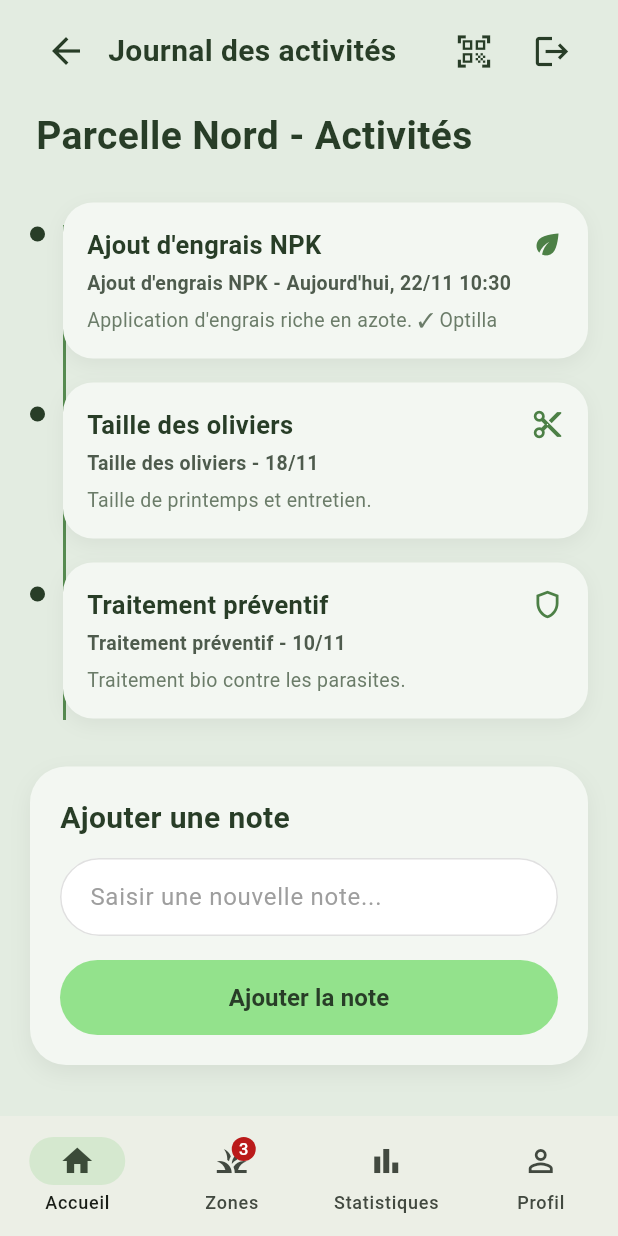
After one commit to sajedmab/agrismart_KE, a Flutter app: the JournalActivitesPage screen opened directly, on a phone screen of 412 x 824 dp. The commit adds this screen. Run offline on Flutter 3.47's test engine with Material 3 defaults, Android fonts, the phone set to English and light mode, and no system bars; our stand-ins replace camera, cloud_firestore, firebase_auth, firebase_core, image_picker, table_calendar; missing offline and left inert: google_mlkit_barcode_scanning, google_mlkit_image_labeling; accounts and stored records are empty; network calls fail.

Commit message:
feat: accueil update

```diff
--- a/lib/screens/accueil_page.dart
+++ b/lib/screens/accueil_page.dart
@@ -12,7 +12,8 @@ import 'package:agrismart/screens/zone_form_page.dart';
 import 'package:agrismart/screens/ScannerEtiquettePage.dart';
 import 'package:agrismart/screens/diagnostic_plante_page.dart';
 import 'package:agrismart/screens/taches_a_venir_page.dart';
-import 'package:agrismart/screens/equipements_page.dart'; // تمت إضافة استيراد صفحة الأجهزة هنا
+import 'package:agrismart/screens/equipements_page.dart';
+import 'package:agrismart/screens/journal_activites_page.dart'; // تمت إضافة استيراد صفحة Journal d'activités هنا
 
 class AccueilPage extends StatefulWidget {
   final VoidCallback? onAllerZones;
@@ -288,6 +289,16 @@ class AccueilPageState extends State<AccueilPage> {
             }
           },
         ),
+      ),
+    );
+  }
+
+  // ربط زر Journal d'activités بصفحة الأنشطة الحقيقية
+  Future<void> _ouvrirJournalActivites() async {
+    await Navigator.push(
+      context,
+      MaterialPageRoute(
+        builder: (_) => const JournalActivitesPage(),
       ),
     );
   }
@@ -591,7 +602,7 @@ class AccueilPageState extends State<AccueilPage> {
                   _BoutonVert(
                     icon: Icons.build,
                     label: 'Équipements',
-                    onTap: _ouvrirEquipements, // تم ربط زر Équipements بالصفحة الجديدة هنا
+                    onTap: _ouvrirEquipements,
                   ),
                   _BoutonVert(
                     icon: Icons.calendar_today,
@@ -601,7 +612,7 @@ class AccueilPageState extends State<AccueilPage> {
                   _BoutonVert(
                     icon: Icons.menu_book,
                     label: "Journal d'activités",
-                    onTap: () => _afficherMessage("Journal d'activités"),
+                    onTap: _ouvrirJournalActivites, // تم ربط زر Journal d'activités بصفحته الحقيقية
                   ),
                   _BoutonVert(
                     icon: Icons.description,
--- /dev/null
+++ b/lib/screens/journal_activites_page.dart
@@ -0,0 +1,363 @@
+import 'package:flutter/material.dart';
+import 'package:provider/provider.dart';
+import 'package:agrismart/providers/zones_provider.dart';
+
+class ActiviteItem {
+  final String titre;
+  final String description;
+  final String date;
+  final IconData icone;
+
+  ActiviteItem({
+    required this.titre,
+    required this.description,
+    required this.date,
+    required this.icone,
+  });
+}
+
+class JournalActivitesPage extends StatefulWidget {
+  final Function(int)? onNavigate;
+
+  const JournalActivitesPage({super.key, this.onNavigate});
+
+  @override
+  State<JournalActivitesPage> createState() => _JournalActivitesPageState();
+}
+
+class _JournalActivitesPageState extends State<JournalActivitesPage> {
+  int _selectedIndex = 0; // مؤشر الـ Navbar الافتراضي (مثلاً Accueil أو حسب الاختيار)
+  final TextEditingController _noteController = TextEditingController();
+
+  final List<ActiviteItem> _activites = [
+    ActiviteItem(
+      titre: "Ajout d'engrais NPK",
+      description: "Application d'engrais riche en azote. ✓ Optilla",
+      date: "Aujourd'hui, 22/11 10:30",
+      icone: Icons.eco,
+    ),
+    ActiviteItem(
+      titre: "Taille des oliviers",
+      description: "Taille de printemps et entretien.",
+      date: "18/11",
+      icone: Icons.content_cut,
+    ),
+    ActiviteItem(
+      titre: "Traitement préventif",
+      description: "Traitement bio contre les parasites.",
+      date: "10/11",
+      icone: Icons.shield_outlined,
+    ),
+  ];
+
+  void _ajouterNote() {
+    if (_noteController.text.trim().isNotEmpty) {
+      setState(() {
+        _activites.insert(
+          0,
+          ActiviteItem(
+            titre: "Note personnelle",
+            description: _noteController.text.trim(),
+            date: "À l'instant",
+            icone: Icons.note_add_outlined,
+          ),
+        );
+        _noteController.clear();
+      });
+      ScaffoldMessenger.of(context).showSnackBar(
+        const SnackBar(content: Text('Note ajoutée avec succès au journal !')),
+      );
+    }
+  }
+
+  @override
+  Widget build(BuildContext context) {
+    final zonesProvider = context.watch<ZonesProvider>();
+    final zones = zonesProvider.zones;
+    final nomParcelle = zones.isNotEmpty ? zones.first.nom : 'Parcelle Nord';
+    final aIrriguer = zonesProvider.nombreAIrriguer;
+
+    return Scaffold(
+      backgroundColor: const Color(0xFFE3ECE1),
+      body: SafeArea(
+        child: Column(
+          crossAxisAlignment: CrossAxisAlignment.start,
+          children: [
+            // 1. الشريط العلوي
+            Padding(
+              padding: const EdgeInsets.symmetric(horizontal: 20, vertical: 10),
+              child: Row(
+                mainAxisAlignment: MainAxisAlignment.spaceBetween,
+                children: [
+                  Row(
+                    children: [
+                      IconButton(
+                        icon: const Icon(Icons.arrow_back, color: Color(0xFF283D27), size: 28),
+                        onPressed: () => Navigator.pop(context),
+                      ),
+                      const SizedBox(width: 4),
+                      const Text(
+                        'Journal des activités',
+                        style: TextStyle(
+                          fontSize: 20,
+                          fontWeight: FontWeight.w600,
+                          color: Color(0xFF283D27),
+                        ),
+                      ),
+                    ],
+                  ),
+                  Row(
+                    children: [
+                      IconButton(
+                        icon: const Icon(Icons.qr_code_scanner, color: Color(0xFF283D27), size: 26),
+                        onPressed: () {},
+                      ),
+                      const SizedBox(width: 4),
+                      IconButton(
+                        icon: const Icon(Icons.logout, color: Color(0xFF283D27), size: 26),
+                        onPressed: () {},
+                      ),
+                    ],
+                  ),
+                ],
+              ),
+            ),
+
+            // 2. عنوان Parcelle الحقيقي
+            Padding(
+              padding: const EdgeInsets.symmetric(horizontal: 24, vertical: 4),
+              child: Text(
+                '$nomParcelle - Activités',
+                style: const TextStyle(
+                  fontSize: 26,
+                  fontWeight: FontWeight.bold,
+                  color: Color(0xFF283D27),
+                ),
+              ),
+            ),
+
+            const SizedBox(height: 12),
+
+            // 3. المحتوى
+            Expanded(
+              child: ListView(
+                padding: const EdgeInsets.symmetric(horizontal: 20, vertical: 10),
+                children: [
+                  Stack(
+                    children: [
+                      const Positioned(
+                        top: 15,
+                        bottom: 15,
+                        left: 15,
+                        child: VerticalDivider(
+                          color: Color(0xFF568B50),
+                          thickness: 2,
+                        ),
+                      ),
+                      Column(
+                        children: _activites.map((activite) {
+                          return Padding(
+                            padding: const EdgeInsets.only(bottom: 16),
+                            child: Row(
+                              crossAxisAlignment: CrossAxisAlignment.start,
+                              children: [
+                                Container(
+                                  margin: const EdgeInsets.only(top: 16, right: 12),
+                                  width: 10,
+                                  height: 10,
+                                  decoration: const BoxDecoration(
+                                    color: Color(0xFF283D27),
+                                    shape: BoxShape.circle,
+                                  ),
+                                ),
+                                Expanded(
+                                  child: Container(
+                                    padding: const EdgeInsets.all(16),
+                                    decoration: BoxDecoration(
+                                      color: const Color(0xFFF3F7F2),
+                                      borderRadius: BorderRadius.circular(20),
+                                      boxShadow: [
+                                        BoxShadow(
+                                          color: Colors.black.withOpacity(0.05),
+                                          blurRadius: 10,
+                                          offset: const Offset(0, 4),
+                                        ),
+                                      ],
+                                    ),
+                                    child: Column(
+                                      crossAxisAlignment: CrossAxisAlignment.start,
+                                      children: [
+                                        Row(
+                                          mainAxisAlignment: MainAxisAlignment.spaceBetween,
+                                          children: [
+                                            Text(
+                                              activite.titre,
+                                              style: const TextStyle(
+                                                fontSize: 17,
+                                                fontWeight: FontWeight.bold,
+                                                color: Color(0xFF283D27),
+                                              ),
+                                            ),
+                                            Icon(activite.icone, color: const Color(0xFF4C8046), size: 22),
+                                          ],
+                                        ),
+                                        const SizedBox(height: 4),
+                                        Text(
+                                          '${activite.titre} - ${activite.date}',
+                                          style: const TextStyle(
+                                            fontSize: 13,
+                                            fontWeight: FontWeight.w600,
+                                            color: Color(0xFF4E5B4D),
+                                          ),
+                                        ),
+                                        const SizedBox(height: 6),
+                                        Text(
+                                          activite.description,
+                                          style: const TextStyle(
+                                            fontSize: 13,
+                                            color: Color(0xFF6B7C69),
+                                          ),
+                                        ),
+                                      ],
+                                    ),
+                                  ),
+                                ),
+                              ],
+                            ),
+                          );
+                        }).toList(),
+                      ),
+                    ],
+                  ),
+
+                  const SizedBox(height: 16),
+
+                  // 4. بطاقة إضافة ملاحظة جديدة
+                  Container(
+                    padding: const EdgeInsets.all(20),
+                    decoration: BoxDecoration(
+                      color: const Color(0xFFF3F7F2),
+                      borderRadius: BorderRadius.circular(24),
+                      boxShadow: [
+                        BoxShadow(
+                          color: Colors.black.withOpacity(0.06),
+                          blurRadius: 12,
+                          offset: const Offset(0, 5),
+                        ),
+                      ],
+                    ),
+                    child: Column(
+                      crossAxisAlignment: CrossAxisAlignment.start,
+                      children: [
+                        const Text(
+                          'Ajouter une note',
+                          style: TextStyle(
+                            fontSize: 20,
+                            fontWeight: FontWeight.bold,
+                            color: Color(0xFF283D27),
+                          ),
+                        ),
+                        const SizedBox(height: 12),
+                        TextField(
+                          controller: _noteController,
+                          decoration: InputDecoration(
+                            hintText: 'Saisir une nouvelle note...',
+                            hintStyle: const TextStyle(color: Colors.grey),
+                            filled: true,
+                            fillColor: Colors.white,
+                            contentPadding: const EdgeInsets.symmetric(horizontal: 16, vertical: 14),
+                            border: OutlineInputBorder(
+                              borderRadius: BorderRadius.circular(30),
+                              borderSide: BorderSide(color: Colors.grey.shade300),
+                            ),
+                            enabledBorder: OutlineInputBorder(
+                              borderRadius: BorderRadius.circular(30),
+                              borderSide: BorderSide(color: Colors.grey.shade300),
+                            ),
+                            focusedBorder: OutlineInputBorder(
+                              borderRadius: BorderRadius.circular(30),
+                              borderSide: const BorderSide(color: Color(0xFF4C8046), width: 1.5),
+                            ),
+                          ),
+                        ),
+                        const SizedBox(height: 16),
+                        SizedBox(
+                          width: double.infinity,
+                          height: 50,
+                          child: ElevatedButton(
+                            style: ElevatedButton.styleFrom(
+                              backgroundColor: const Color(0xFF93E28C),
+                              foregroundColor: const Color(0xFF283D27),
+                              elevation: 0,
+                              shape: RoundedRectangleBorder(
+                                borderRadius: BorderRadius.circular(25),
+                              ),
+                            ),
+                            onPressed: _ajouterNote,
+                            child: const Text(
+                              'Ajouter la note',
+                              style: TextStyle(
+                                fontSize: 16,
+                                fontWeight: FontWeight.bold,
+                              ),
+                            ),
+                          ),
+                        ),
+                      ],
+                    ),
+                  ),
+                  const SizedBox(height: 30),
+                ],
+              ),
+            ),
+          ],
+        ),
+      ),
+
+      // 5. شريط التنقل السفلي (Navbar) المطابق تماماً لهيكل التطبيق
+      bottomNavigationBar: NavigationBar(
+        selectedIndex: _selectedIndex,
+        onDestinationSelected: (index) {
+          setState(() {
+            _selectedIndex = index;
+          });
+          if (widget.onNavigate != null) {
+            widget.onNavigate!(index);
+          } else {
+            Navigator.pop(context); // العودة للشاشة الرئيسية أو إغلاق الصفحة عند الضغط
+          }
+        },
+        destinations: [
+          const NavigationDestination(
+            icon: Icon(Icons.home_outlined),
+            selectedIcon: Icon(Icons.home),
+            label: 'Accueil',
+          ),
+          NavigationDestination(
+            icon: Badge(
+              label: Text('$aIrriguer'),
+              isLabelVisible: aIrriguer > 0,
+              child: const Icon(Icons.grass_outlined),
+            ),
+            selectedIcon: Badge(
+              label: Text('$aIrriguer'),
+              isLabelVisible: aIrriguer > 0,
+              child: const Icon(Icons.grass),
+            ),
+            label: 'Zones',
+          ),
+          const NavigationDestination(
+            icon: Icon(Icons.bar_chart_outlined),
+            selectedIcon: Icon(Icons.bar_chart),
+            label: 'Statistiques',
+          ),
+          const NavigationDestination(
+            icon: Icon(Icons.person_outline),
+            selectedIcon: Icon(Icons.person),
+            label: 'Profil',
+          ),
+        ],
+      ),
+    );
+  }
+}
```
